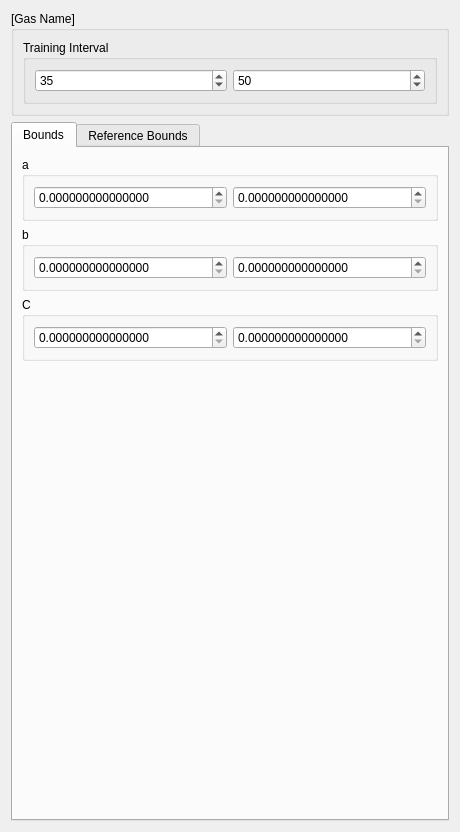
First picture: the form in tse_analytics/views/calo_details/calo_details_gas_settings_widget.ui, repository TSE-Systems/tse-analytics, before the edit.
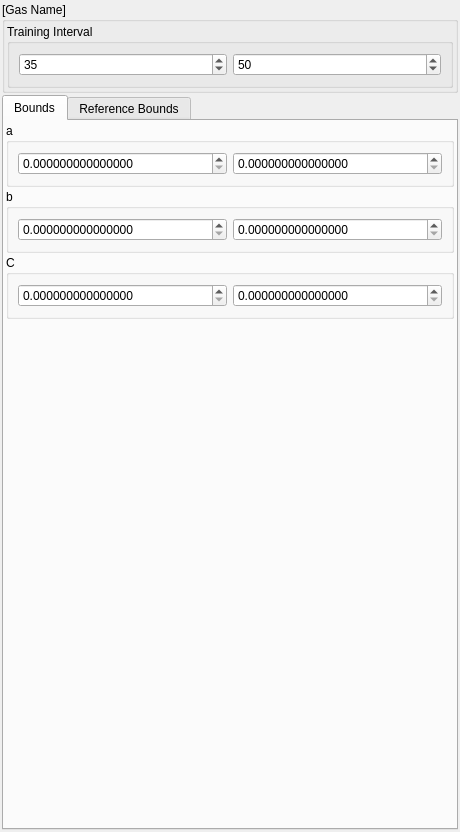
Second picture: the form after the edit.

```diff
--- a/tse_analytics/views/calo_details/calo_details_gas_settings_widget.ui
+++ b/tse_analytics/views/calo_details/calo_details_gas_settings_widget.ui
@@ -14,12 +14,42 @@
    <string>Form</string>
   </property>
   <layout class="QVBoxLayout" name="verticalLayout">
+   <property name="spacing">
+    <number>2</number>
+   </property>
+   <property name="leftMargin">
+    <number>2</number>
+   </property>
+   <property name="topMargin">
+    <number>2</number>
+   </property>
+   <property name="rightMargin">
+    <number>2</number>
+   </property>
+   <property name="bottomMargin">
+    <number>2</number>
+   </property>
    <item>
     <widget class="QGroupBox" name="titleGroupBox">
      <property name="title">
       <string>[Gas Name]</string>
      </property>
      <layout class="QVBoxLayout" name="verticalLayout_2">
+      <property name="spacing">
+       <number>2</number>
+      </property>
+      <property name="leftMargin">
+       <number>2</number>
+      </property>
+      <property name="topMargin">
+       <number>2</number>
+      </property>
+      <property name="rightMargin">
+       <number>2</number>
+      </property>
+      <property name="bottomMargin">
+       <number>2</number>
+      </property>
       <item>
        <widget class="QGroupBox" name="trainingIntervalGroupBox">
         <property name="title">
@@ -56,6 +86,21 @@
        <string>Bounds</string>
       </attribute>
       <layout class="QVBoxLayout" name="verticalLayout_3">
+       <property name="spacing">
+        <number>2</number>
+       </property>
+       <property name="leftMargin">
+        <number>2</number>
+       </property>
+       <property name="topMargin">
+        <number>2</number>
+       </property>
+       <property name="rightMargin">
+        <number>2</number>
+       </property>
+       <property name="bottomMargin">
+        <number>2</number>
+       </property>
        <item>
         <widget class="QGroupBox" name="groupBoxA">
          <property name="title">
```
Left out of the diff: 15 changed lines with no effect on the pictures.
